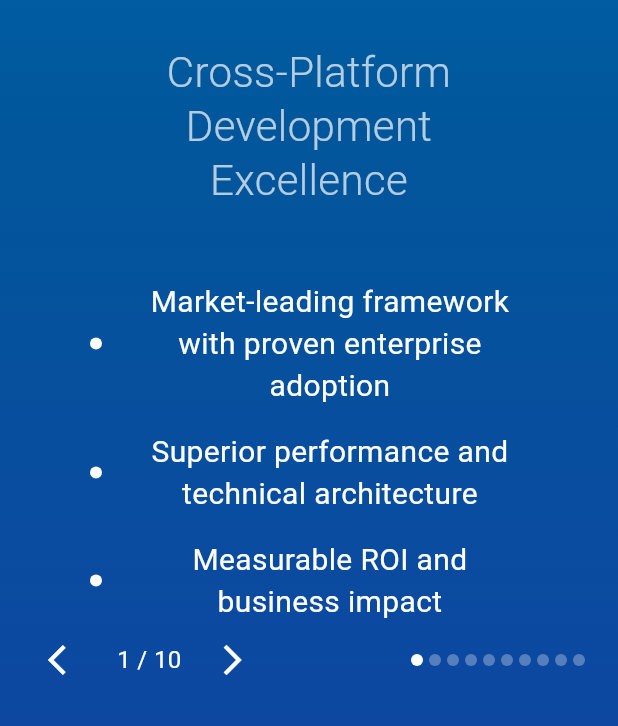
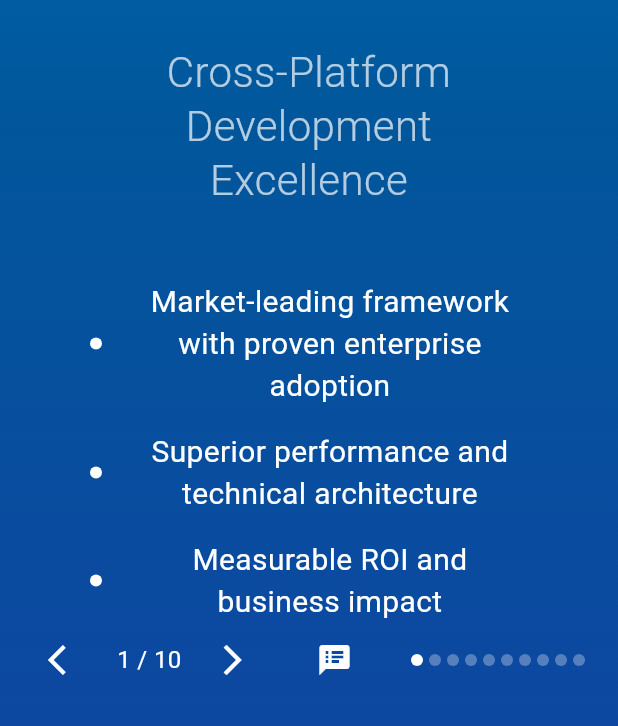
Before and after one commit to WAMF/why_flutter, a Flutter app: the screen it shows after launch, after a tap on "Start Presentation", on a phone screen of 412 x 824 dp, the part 510-1236 px from its top. Run offline on Flutter 3.47's test engine with Material 3 defaults, Android fonts, the phone set to English and light mode, and no system bars.

Commit message:
Add speaker notes button and comprehensive CLAUDE.md documentation
- Add speaker notes icon button to slideshow controls for easy access to presentation notes
- Create comprehensive CLAUDE.md with development commands, architecture overview, and project structure
- Fix slide notes visibility issue by providing UI access to existing bottom sheet functionality

🤖 Generated with [Claude Code](https://claude.ai/code)

Co-Authored-By: Claude <noreply@anthropic.com>

```diff
--- a/lib/widgets/slideshow_screen.dart
+++ b/lib/widgets/slideshow_screen.dart
@@ -133,6 +133,12 @@ class _SlideshowScreenState extends State<SlideshowScreen>
                       onPressed: _currentSlide < _slides.length - 1 ? _nextSlide : null,
                       icon: const Icon(Icons.arrow_forward_ios, color: Colors.white),
                     ),
+                    const SizedBox(width: 20),
+                    IconButton(
+                      onPressed: () => SlideNotesBottomSheet.show(context, _slides[_currentSlide]),
+                      icon: const Icon(Icons.speaker_notes, color: Colors.white),
+                      tooltip: 'Show speaker notes',
+                    ),
                   ],
                 ),
                 Row(
```
Also changed, not shown: 1 other file.
